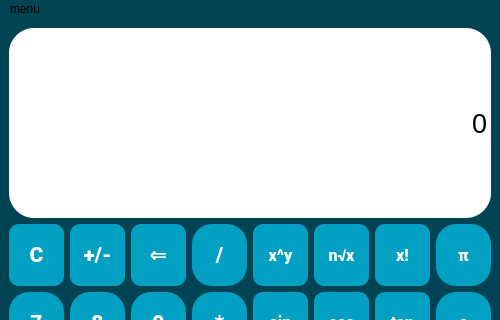
Old version of the form src/gui/parniscitacka.ui in the repository parni-mlaticky/parni-scitacka; both pictures show x 0 to 500 and y 0 to 320 of the 500 by 565 pixel window.
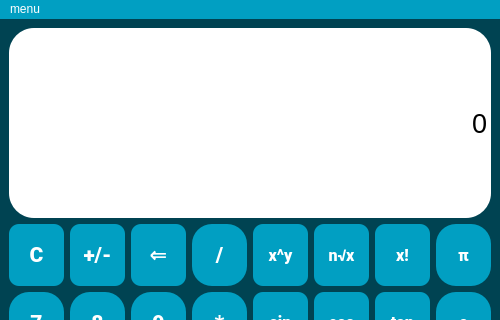
New version of the form. Icons and pictures are not drawn.

Commit message: Adding improved menu bar styling

```diff
--- a/src/gui/parniscitacka.ui
+++ b/src/gui/parniscitacka.ui
@@ -46,7 +46,25 @@
 	color: rgb(255, 255, 255);
 	
 	background-color: none;
-}</string>
+}
+
+QMenuBar {
+	background-color: rgb(1, 159, 194);
+	color:rgb(255, 255, 255);
+}
+
+QMenu {
+	background-color: rgb(1, 159, 194);
+	color:rgb(255, 255, 255);
+}
+
+QMenu::item:selected {
+	background-color: rgb(0, 67, 82);
+}
+
+
+
+</string>
   </property>
   <widget class="QWidget" name="centralwidget">
    <layout class="QGridLayout" name="gridLayout_3" rowstretch="0,0,0,0,0,0,0" columnstretch="0,0,0,0,0,0,0,0">
```
Left out of the diff: 164 changed lines with no effect on the pictures.
